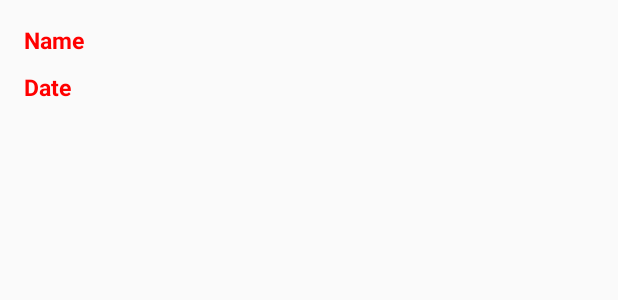
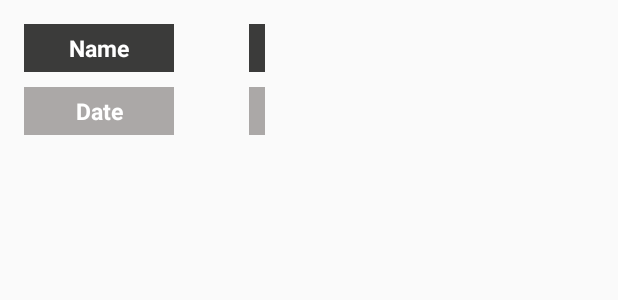
Before and after one commit to JakeWalsh69/Holidays_API, an Android app: the layout item_holiday.xml on its own in the app's theme, with its tools: preview values and no code run, on a phone screen of 412 x 824 dp. Shown: the top 300 px of the screen. Run offline under Robolectric (Android 15) with nearby library versions, the phone set to English and light mode, and no system bars.

Commit message:
Added text background color and formatting

```diff
--- a/Holiday_App_Android/app/src/main/java/com/example/holiday_app_android/adapters/HolidayAdapter.java
+++ b/Holiday_App_Android/app/src/main/java/com/example/holiday_app_android/adapters/HolidayAdapter.java
@@ -1,10 +1,13 @@
 package com.example.holiday_app_android.adapters;
 
 import android.content.Context;
+import android.graphics.drawable.Drawable;
+import android.net.Uri;
 import android.view.LayoutInflater;
 import android.view.View;
 import android.view.ViewGroup;
 import android.widget.ArrayAdapter;
+import android.widget.ImageView;
 import android.widget.TextView;
 import com.example.holiday_app_android.R;
 import com.example.holiday_app_android.models.Holiday;
--- a/Holiday_App_Android/app/src/main/res/layout/item_holiday.xml
+++ b/Holiday_App_Android/app/src/main/res/layout/item_holiday.xml
@@ -8,41 +8,54 @@
     android:paddingTop="@dimen/activity_vertical_margin">
 
     <TextView
-        android:textColor="#ff0000"
+        android:textColor="#ffffff"
+        android:background="#ABA8A7"
+        android:padding="8px"
         android:textSize="15sp"
         android:textStyle="bold"
+        android:textAlignment="center"
         android:id="@+id/label_title_date"
         android:layout_width="wrap_content"
         android:layout_height="wrap_content"
         android:layout_below="@+id/label_title_name"
+        android:width="150px"
         android:text="@string/title_date" />
 
     <TextView
-        android:textColor="#ff0000"
+        android:textColor="#ffffff"
+        android:background="#ABA8A7"
+        android:padding="8px"
         android:textSize="15sp"
         android:textStyle="bold"
+        android:textAlignment="center"
         android:id="@+id/value_title_date"
         android:layout_width="wrap_content"
         android:layout_height="wrap_content"
         android:layout_below="@+id/label_title_name"
-        android:layout_marginLeft="200dp" />
+        android:layout_marginLeft="150dp" />
 
         <TextView
-        android:textColor="#ff0000"
+        android:textColor="#ffffff"
+        android:background="#3B3B3A"
+        android:padding="8px"
         android:textSize="15sp"
         android:textStyle="bold"
         android:id="@+id/value_title_name"
         android:layout_width="wrap_content"
         android:layout_height="wrap_content"
-        android:layout_marginLeft="200dp" />
+        android:layout_marginLeft="150dp" />
 
         <TextView
-        android:textColor="#ff0000"
+            android:textColor="#ffffff"
+            android:background="#3B3B3A"
+            android:padding="8px"
             android:textSize="15sp"
             android:textStyle="bold"
+            android:textAlignment="center"
             android:id="@+id/label_title_name"
             android:layout_width="wrap_content"
             android:layout_height="wrap_content"
             android:layout_marginBottom="10dp"
+            android:width="150px"
             android:text="@string/title_name" />
 </RelativeLayout>
```
Also changed, not shown: 9 other files. Lines whose indentation alone changed are shown as unchanged.
